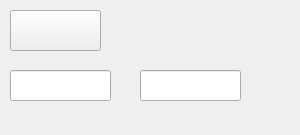
Above: C++/qt/TestFormQT/mainwindow.ui from ilya-uzun/Learning before the change. Below: the same form after it.
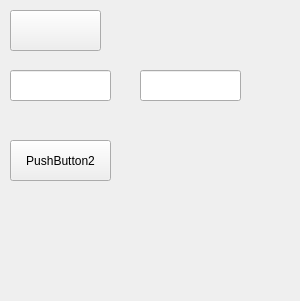
That is the form after the change.

The edit to the form file:
```diff
--- a/C++/qt/TestFormQT/mainwindow.ui
+++ b/C++/qt/TestFormQT/mainwindow.ui
@@ -7,7 +7,7 @@
     <x>0</x>
     <y>0</y>
     <width>300</width>
-    <height>135</height>
+    <height>301</height>
    </rect>
   </property>
   <property name="windowTitle">
@@ -60,6 +60,19 @@
      </rect>
     </property>
    </widget>
+   <widget class="QPushButton" name="pushButton_2">
+    <property name="geometry">
+     <rect>
+      <x>10</x>
+      <y>140</y>
+      <width>101</width>
+      <height>41</height>
+     </rect>
+    </property>
+    <property name="text">
+     <string>PushButton2</string>
+    </property>
+   </widget>
   </widget>
  </widget>
  <resources/>
```
